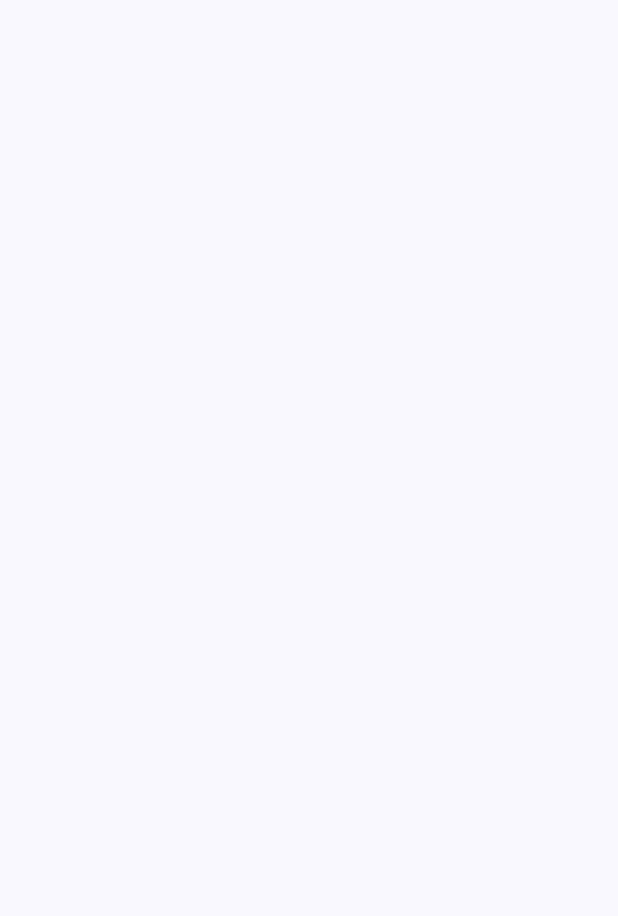
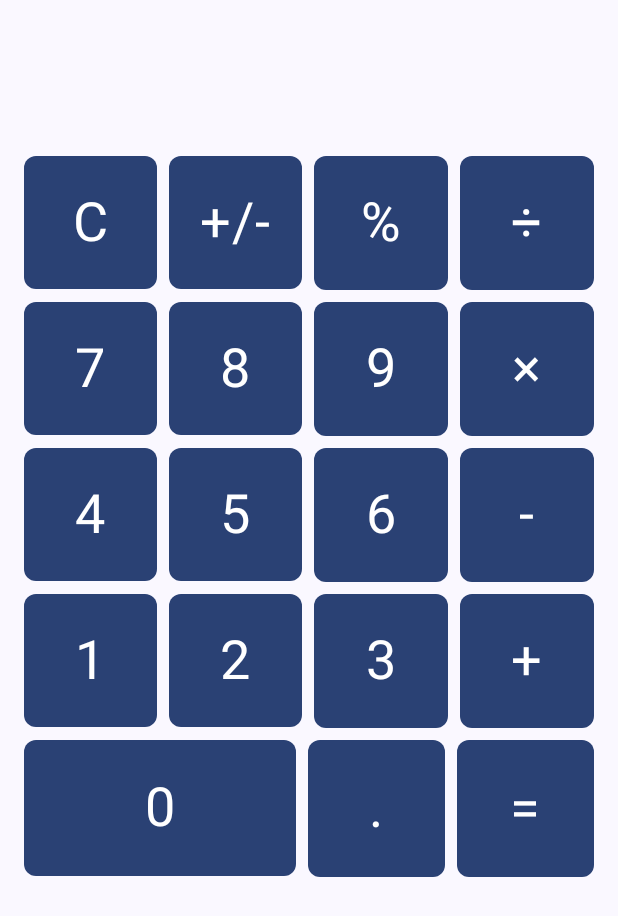
Before and after one commit to blelalr/Calculator, an Android app built with Jetpack Compose: the screen it shows after launch (MainActivity), on a phone screen of 412 x 824 dp. Before the commit the part shown is empty. Shown: the top 916 px of the screen. Run offline under Robolectric (Android 15) with nearby library versions, the phone set to English and light mode, and no system bars.

Commit message:
v1 implement with viewmodel hold state

```diff
--- a/app/build.gradle.kts
+++ b/app/build.gradle.kts
@@ -71,6 +71,10 @@ dependencies {
     implementation("androidx.activity:activity-compose:1.8.2")
     implementation(platform("androidx.compose:compose-bom:2024.01.00"))
     implementation("androidx.lifecycle:lifecycle-viewmodel-compose:2.7.0")
+    implementation("androidx.lifecycle:lifecycle-viewmodel-ktx:2.7.0")
+    implementation("androidx.lifecycle:lifecycle-runtime-compose:2.7.0")
+    implementation("androidx.navigation:navigation-compose:2.7.6")
+    implementation("com.github.jairrab:KotlinCalculator:3.7.1b")
     implementation("androidx.compose.ui:ui")
     implementation("androidx.compose.ui:ui-graphics")
     implementation("androidx.compose.ui:ui-tooling-preview")
--- /dev/null
+++ b/app/src/main/java/com/esther/calculator/CalculatorAction.kt
@@ -0,0 +1,17 @@
+package com.esther.calculator
+
+sealed class CalculatorAction {
+    data class Number(val number: Int) : CalculatorAction()
+
+    object Clear : CalculatorAction()
+
+    object Decimal : CalculatorAction()
+
+    object Calculate : CalculatorAction()
+
+    object Percentage : CalculatorAction()
+
+    object Sign : CalculatorAction()
+
+    data class Operation(val operator: CalculatorOperation) : CalculatorAction()
+}
--- /dev/null
+++ b/app/src/main/java/com/esther/calculator/CalculatorButton.kt
@@ -0,0 +1,35 @@
+package com.esther.calculator
+
+import androidx.compose.foundation.clickable
+import androidx.compose.foundation.layout.Box
+import androidx.compose.foundation.shape.RoundedCornerShape
+import androidx.compose.material3.MaterialTheme
+import androidx.compose.material3.Text
+import androidx.compose.runtime.Composable
+import androidx.compose.ui.Alignment
+import androidx.compose.ui.Modifier
+import androidx.compose.ui.draw.clip
+import androidx.compose.ui.unit.dp
+import androidx.compose.ui.unit.sp
+
+@Composable
+fun CalculatorButton(
+    symbol: String,
+    modifier: Modifier,
+    onClick: () -> Unit,
+) {
+    Box(
+        contentAlignment = Alignment.Center,
+        modifier =
+            Modifier
+                .clip(RoundedCornerShape(8.dp))
+                .clickable { onClick() }
+                .then(modifier),
+    ) {
+        Text(
+            text = symbol,
+            fontSize = 36.sp,
+            color = MaterialTheme.colorScheme.onPrimary,
+        )
+    }
+}
--- /dev/null
+++ b/app/src/main/java/com/esther/calculator/CalculatorOperation.kt
@@ -0,0 +1,18 @@
+package com.esther.calculator
+
+/*
+ * r1 C,+/-,%, ÷
+ * r2 7, 8, 9, ×
+ * r3 4, 5, 6, -
+ * r4 1, 2, 3, +
+ * r5 0, ., =
+ * */
+sealed class CalculatorOperation {
+    object Add : CalculatorOperation()
+
+    object Subtract : CalculatorOperation()
+
+    object Multiply : CalculatorOperation()
+
+    object Divide : CalculatorOperation()
+}
--- /dev/null
+++ b/app/src/main/java/com/esther/calculator/CalculatorState.kt
@@ -0,0 +1,7 @@
+package com.esther.calculator
+
+data class CalculatorState(
+    val number1: String = "",
+    val number2: String = "",
+    val operation: CalculatorOperation? = null,
+)
--- /dev/null
+++ b/app/src/main/java/com/esther/calculator/CalculatorViewModel.kt
@@ -0,0 +1,97 @@
+package com.esther.calculator
+
+import androidx.compose.runtime.getValue
+import androidx.compose.runtime.mutableStateOf
+import androidx.compose.runtime.setValue
+import androidx.lifecycle.ViewModel
+
+class CalculatorViewModel : ViewModel() {
+    var state by mutableStateOf(CalculatorState())
+
+    fun onAction(action: CalculatorAction) {
+        when (action) {
+            is CalculatorAction.Number -> enterNumber(action.number)
+            is CalculatorAction.Clear -> state = CalculatorState()
+            is CalculatorAction.Operation -> enterOperation(action.operator)
+            is CalculatorAction.Decimal -> enterDecimal()
+            is CalculatorAction.Percentage -> enterPercentage()
+            is CalculatorAction.Sign -> enterSign()
+            is CalculatorAction.Calculate -> calculate()
+        }
+    }
+
+    private fun enterSign() {
+        TODO("Not yet implemented")
+    }
+
+    private fun enterPercentage() {
+        TODO("Not yet implemented")
+    }
+
+    private fun enterOperation(operation: CalculatorOperation) {
+        if (state.number1.isNotBlank()) {
+            state = state.copy(operation = operation)
+        }
+    }
+
+    private fun calculate() {
+        val number1 = state.number1.toDoubleOrNull()
+        val number2 = state.number2.toDoubleOrNull()
+        if (number1 != null && number2 != null) {
+            val result =
+                when (state.operation) {
+                    is CalculatorOperation.Add -> number1 + number2
+                    is CalculatorOperation.Subtract -> number1 - number2
+                    is CalculatorOperation.Multiply -> number1 * number2
+                    is CalculatorOperation.Divide -> number1 / number2
+                    null -> return
+                }
+
+            state =
+                state.copy(
+                    number1 = "",
+                    number2 = "",
+                    operation = null,
+                )
+        }
+    }
+
+    private fun enterDecimal() {
+        if (state.operation == null && !state.number1.contains(".") && state.number1.isNotBlank()) {
+            state =
+                state.copy(
+                    number1 = state.number1 + ".",
+                )
+            return
+        } else if (!state.number2.contains(".") && state.number2.isNotBlank()) {
+            state =
+                state.copy(
+                    number2 = state.number2 + ".",
+                )
+        }
+    }
+
+    private fun enterNumber(number: Int) {
+        if (state.operation == null) {
+//            if (state.number1.length >= MAX_NUM_LENGTH) {
+//                return
+//            }
+            state =
+                state.copy(
+                    number1 = state.number1 + number,
+                )
+            return
+        }
+//        if (state.number2.length >= MAX_NUM_LENGTH) {
+//            return
+//        }
+        state =
+            state.copy(
+                number2 = state.number2 + number,
+            )
+    }
+
+    companion object {
+//        private const val MAX_NUM_LENGTH = 8
+    }
+}
--- a/app/src/main/java/com/esther/calculator/MainActivity.kt
+++ b/app/src/main/java/com/esther/calculator/MainActivity.kt
@@ -1,12 +1,16 @@
 package com.esther.calculator
 
+import android.content.res.Configuration
 import android.os.Bundle
 import androidx.activity.ComponentActivity
 import androidx.activity.compose.setContent
+import androidx.compose.foundation.background
 import androidx.compose.foundation.layout.fillMaxSize
 import androidx.compose.material3.MaterialTheme
 import androidx.compose.material3.Surface
 import androidx.compose.ui.Modifier
+import androidx.compose.ui.platform.LocalConfiguration
+import com.esther.calculator.ui.Calculator
 import com.esther.calculator.ui.theme.CalculatorTheme
 
 class MainActivity : ComponentActivity() {
@@ -19,13 +23,13 @@ class MainActivity : ComponentActivity() {
                     modifier = Modifier.fillMaxSize(),
                     color = MaterialTheme.colorScheme.background,
                 ) {
-                    /*
-                     * C,+/-,%, ÷
-                     * 7, 8, 9, ×
-                     * 4, 5, 6, -
-                     * 1, 2, 3, +
-                     * 0,  , ., =
-                     * */
+                    val configuration = LocalConfiguration.current
+                    if (configuration.orientation == Configuration.ORIENTATION_LANDSCAPE) {
+                        // landscape mode
+                    } else if (configuration.orientation == Configuration.ORIENTATION_PORTRAIT) {
+                        // portrait mode
+                        Calculator()
+                    }
                 }
             }
         }
--- /dev/null
+++ b/app/src/main/java/com/esther/calculator/ui/AutoResizedText.kt
@@ -0,0 +1,61 @@
+package com.esther.calculator.ui
+
+import androidx.compose.material3.MaterialTheme
+import androidx.compose.material3.Text
+import androidx.compose.runtime.Composable
+import androidx.compose.runtime.getValue
+import androidx.compose.runtime.mutableStateOf
+import androidx.compose.runtime.remember
+import androidx.compose.runtime.setValue
+import androidx.compose.ui.Modifier
+import androidx.compose.ui.draw.drawWithContent
+import androidx.compose.ui.graphics.Color
+import androidx.compose.ui.text.TextStyle
+import androidx.compose.ui.unit.isUnspecified
+import androidx.compose.ui.unit.sp
+
+@Composable
+fun AutoResizedText(
+    text: String,
+    style: TextStyle = MaterialTheme.typography.bodyLarge,
+    modifier: Modifier = Modifier,
+    color: Color = style.color,
+) {
+    var resizedTextStyle by remember {
+        mutableStateOf(style)
+    }
+    var shouldDraw by remember {
+        mutableStateOf(false)
+    }
+
+    val defaultFontSize = 80.sp
+
+    Text(
+        text = text,
+        color = color,
+        modifier =
+            modifier.drawWithContent {
+                if (shouldDraw) {
+                    drawContent()
+                }
+            },
+        softWrap = false,
+        style = resizedTextStyle,
+        onTextLayout = { result ->
+            if (result.didOverflowWidth) {
+                if (style.fontSize.isUnspecified) {
+                    resizedTextStyle =
+                        resizedTextStyle.copy(
+                            fontSize = defaultFontSize,
+                        )
+                }
+                resizedTextStyle =
+                    resizedTextStyle.copy(
+                        fontSize = resizedTextStyle.fontSize * 0.95,
+                    )
+            } else {
+                shouldDraw = true
+            }
+        },
+    )
+}
--- /dev/null
+++ b/app/src/main/java/com/esther/calculator/ui/Calculator.kt
@@ -0,0 +1,322 @@
+package com.esther.calculator.ui
+
+import androidx.compose.foundation.background
+import androidx.compose.foundation.layout.Arrangement
+import androidx.compose.foundation.layout.Box
+import androidx.compose.foundation.layout.Column
+import androidx.compose.foundation.layout.Row
+import androidx.compose.foundation.layout.aspectRatio
+import androidx.compose.foundation.layout.fillMaxHeight
+import androidx.compose.foundation.layout.fillMaxSize
+import androidx.compose.foundation.layout.fillMaxWidth
+import androidx.compose.foundation.layout.height
+import androidx.compose.foundation.layout.padding
+import androidx.compose.material3.MaterialTheme
+import androidx.compose.runtime.Composable
+import androidx.compose.runtime.getValue
+import androidx.compose.runtime.setValue
+import androidx.compose.ui.Alignment
+import androidx.compose.ui.Modifier
+import androidx.compose.ui.unit.dp
+import androidx.compose.ui.unit.sp
+import androidx.lifecycle.viewmodel.compose.viewModel
+import com.esther.calculator.CalculatorAction
+import com.esther.calculator.CalculatorButton
+import com.esther.calculator.CalculatorOperation
+import com.esther.calculator.CalculatorViewModel
+
+@Composable
+fun Calculator() {
+    /*
+     * r1 C,+/-,%, ÷
+     * r2 7, 8, 9, ×
+     * r3 4, 5, 6, -
+     * r4 1, 2, 3, +
+     * r5 0, ., =
+     * */
+    val space = 16.dp
+
+    val viewModel = viewModel<CalculatorViewModel>()
+    val state = viewModel.state
+
+    Box(
+        modifier =
+            Modifier
+                .fillMaxSize()
+                .padding(space)
+                .background(MaterialTheme.colorScheme.background),
+    ) {
+        Column(
+            modifier =
+                Modifier
+                    .fillMaxHeight()
+                    .align(Alignment.BottomCenter),
+            verticalArrangement = Arrangement.spacedBy(space / 2),
+        ) {
+            Box(
+                modifier =
+                    Modifier
+                        .fillMaxWidth()
+                        .height(80.dp),
+            ) {
+                val ope =
+                    when (state.operation) {
+                        CalculatorOperation.Add -> "+"
+                        CalculatorOperation.Subtract -> "-"
+                        CalculatorOperation.Multiply -> "×"
+                        CalculatorOperation.Divide -> "÷"
+                        null -> ""
+                    }
+                AutoResizedText(
+                    text = state.number1 + ope + state.number2,
+                    style = MaterialTheme.typography.bodyLarge.copy(fontSize = 80.sp),
+                    color = MaterialTheme.colorScheme.onBackground,
+                )
+            }
+            Row(
+                modifier =
+                    Modifier
+                        .fillMaxWidth(),
+                horizontalArrangement = Arrangement.spacedBy(space / 2),
+            ) {
+                CalculatorButton(
+                    symbol = "C",
+                    modifier =
+                        Modifier
+                            .background(MaterialTheme.colorScheme.primary)
+                            .aspectRatio(1f)
+                            .weight(1f),
+                    onClick = {
+                        viewModel.onAction(CalculatorAction.Clear)
+                    },
+                )
+                CalculatorButton(
+                    symbol = "+/-",
+                    modifier =
+                        Modifier
+                            .background(MaterialTheme.colorScheme.primary)
+                            .aspectRatio(1f)
+                            .weight(1f),
+                    onClick = {
+                        viewModel.onAction(CalculatorAction.Sign)
+                    },
+                )
+                CalculatorButton(
+                    symbol = "%",
+                    modifier =
+                        Modifier
+                            .background(MaterialTheme.colorScheme.primary)
+                            .aspectRatio(1f)
+                            .weight(1f),
+                    onClick = {
+                        viewModel.onAction(CalculatorAction.Percentage)
+                    },
+                )
+                CalculatorButton(
+                    symbol = "÷",
+                    modifier =
+                        Modifier
+                            .background(MaterialTheme.colorScheme.primary)
+                            .aspectRatio(1f)
+                            .weight(1f),
+                    onClick = {
+                        viewModel.onAction(CalculatorAction.Operation(CalculatorOperation.Divide))
+                    },
+                )
+            }
+            Row(
+                modifier =
+                    Modifier
+                        .fillMaxWidth(),
+                horizontalArrangement = Arrangement.spacedBy(space / 2),
+            ) {
+                CalculatorButton(
+                    symbol = "7",
+                    modifier =
+                        Modifier
+                            .background(MaterialTheme.colorScheme.primary)
+                            .aspectRatio(1f)
+                            .weight(1f),
+                    onClick = {
+                        viewModel.onAction(CalculatorAction.Number(7))
+                    },
+                )
+                CalculatorButton(
+                    symbol = "8",
+                    modifier =
+                        Modifier
+                            .background(MaterialTheme.colorScheme.primary)
+                            .aspectRatio(1f)
+                            .weight(1f),
+                    onClick = {
+                        viewModel.onAction(CalculatorAction.Number(8))
+                    },
+                )
+                CalculatorButton(
+                    symbol = "9",
+                    modifier =
+                        Modifier
+                            .background(MaterialTheme.colorScheme.primary)
+                            .aspectRatio(1f)
+                            .weight(1f),
+                    onClick = {
+                        viewModel.onAction(CalculatorAction.Number(9))
+                    },
+                )
+                CalculatorButton(
+                    symbol = "×",
+                    modifier =
+                        Modifier
+                            .background(MaterialTheme.colorScheme.primary)
+                            .aspectRatio(1f)
+                            .weight(1f),
+                    onClick = {
+                        viewModel.onAction(CalculatorAction.Operation(CalculatorOperation.Multiply))
+                    },
+                )
+            }
+            Row(
+                modifier =
+                    Modifier
+                        .fillMaxWidth(),
+                horizontalArrangement = Arrangement.spacedBy(space / 2),
+            ) {
+                CalculatorButton(
+                    symbol = "4",
+                    modifier =
+                        Modifier
+                            .background(MaterialTheme.colorScheme.primary)
+                            .aspectRatio(1f)
+                            .weight(1f),
+                    onClick = {
+                        viewModel.onAction(CalculatorAction.Number(4))
+                    },
+                )
+                CalculatorButton(
+                    symbol = "5",
+                    modifier =
+                        Modifier
+                            .background(MaterialTheme.colorScheme.primary)
+                            .aspectRatio(1f)
+                            .weight(1f),
+                    onClick = {
+                        viewModel.onAction(CalculatorAction.Number(5))
+                    },
+                )
+                CalculatorButton(
+                    symbol = "6",
+                    modifier =
+                        Modifier
+                            .background(MaterialTheme.colorScheme.primary)
+                            .aspectRatio(1f)
+                            .weight(1f),
+                    onClick = {
+                        viewModel.onAction(CalculatorAction.Number(6))
+                    },
+                )
+                CalculatorButton(
+                    symbol = "-",
+                    modifier =
+                        Modifier
+                            .background(MaterialTheme.colorScheme.primary)
+                            .aspectRatio(1f)
+                            .weight(1f),
+                    onClick = {
+                        viewModel.onAction(CalculatorAction.Operation(CalculatorOperation.Subtract))
+                    },
+                )
+            }
+            Row(
+                modifier =
+                    Modifier
+                        .fillMaxWidth(),
+                horizontalArrangement = Arrangement.spacedBy(space / 2),
+            ) {
+                CalculatorButton(
+                    symbol = "1",
+                    modifier =
+                        Modifier
+                            .background(MaterialTheme.colorScheme.primary)
+                            .aspectRatio(1f)
+                            .weight(1f),
+                    onClick = {
+                        viewModel.onAction(CalculatorAction.Number(1))
+                    },
+                )
+                CalculatorButton(
+                    symbol = "2",
+                    modifier =
+                        Modifier
+                            .background(MaterialTheme.colorScheme.primary)
+                            .aspectRatio(1f)
+                            .weight(1f),
+                    onClick = {
+                        viewModel.onAction(CalculatorAction.Number(2))
+                    },
+                )
+                CalculatorButton(
+                    symbol = "3",
+                    modifier =
+                        Modifier
+                            .background(MaterialTheme.colorScheme.primary)
+                            .aspectRatio(1f)
+                            .weight(1f),
+                    onClick = {
+                        viewModel.onAction(CalculatorAction.Number(3))
+                    },
+                )
+                CalculatorButton(
+                    symbol = "+",
+                    modifier =
+                        Modifier
+                            .background(MaterialTheme.colorScheme.primary)
+                            .aspectRatio(1f)
+                            .weight(1f),
+                    onClick = {
+                        viewModel.onAction(CalculatorAction.Operation(CalculatorOperation.Add))
+                    },
+                )
+            }
+            Row(
+                modifier =
+                    Modifier
+                        .fillMaxWidth(),
+                horizontalArrangement = Arrangement.spacedBy(space / 2),
+            ) {
+                CalculatorButton(
+                    symbol = "0",
+                    modifier =
+                        Modifier
+                            .background(MaterialTheme.colorScheme.primary)
+                            .aspectRatio(2f)
+                            .weight(2f),
+                    onClick = {
+                        viewModel.onAction(CalculatorAction.Number(0))
+                    },
+                )
+                CalculatorButton(
+                    symbol = ".",
+                    modifier =
+                        Modifier
+                            .background(MaterialTheme.colorScheme.primary)
+                            .aspectRatio(1f)
+                            .weight(1f),
+                    onClick = {
+                        viewModel.onAction(CalculatorAction.Decimal)
+                    },
+                )
+                CalculatorButton(
+                    symbol = "=",
+                    modifier =
+                        Modifier
+                            .background(MaterialTheme.colorScheme.primary)
+                            .aspectRatio(1f)
+                            .weight(1f),
+                    onClick = {
+                        viewModel.onAction(CalculatorAction.Calculate)
+                    },
+                )
+            }
+        }
+    }
+}
--- a/app/src/main/java/com/esther/calculator/ui/theme/Color.kt
+++ b/app/src/main/java/com/esther/calculator/ui/theme/Color.kt
@@ -5,7 +5,9 @@ import androidx.compose.ui.graphics.Color
 val Purple80 = Color(0xFFD0BCFF)
 val PurpleGrey80 = Color(0xFFCCC2DC)
 val Pink80 = Color(0xFFEFB8C8)
+val Black = Color(0xFF1C1B1F)
 
 val Purple40 = Color(0xFF6650a4)
 val PurpleGrey40 = Color(0xFF625b71)
 val Pink40 = Color(0xFF7D5260)
+val White = Color(0xFFFFFBFE)
--- a/app/src/main/java/com/esther/calculator/ui/theme/Theme.kt
+++ b/app/src/main/java/com/esther/calculator/ui/theme/Theme.kt
@@ -20,6 +20,8 @@ private val DarkColorScheme =
         primary = Purple80,
         secondary = PurpleGrey80,
         tertiary = Pink80,
+        background = Black,
+        onBackground = White,
     )
 
 private val LightColorScheme =
@@ -27,6 +29,8 @@ private val LightColorScheme =
         primary = Purple40,
         secondary = PurpleGrey40,
         tertiary = Pink40,
+        background = White,
+        onBackground = Black,
     /* Other default colors to override
     background = Color(0xFFFFFBFE),
     surface = Color(0xFFFFFBFE),
--- a/settings.gradle.kts
+++ b/settings.gradle.kts
@@ -10,6 +10,7 @@ dependencyResolutionManagement {
     repositories {
         google()
         mavenCentral()
+        maven("https://jitpack.io")
     }
 }
 
```
